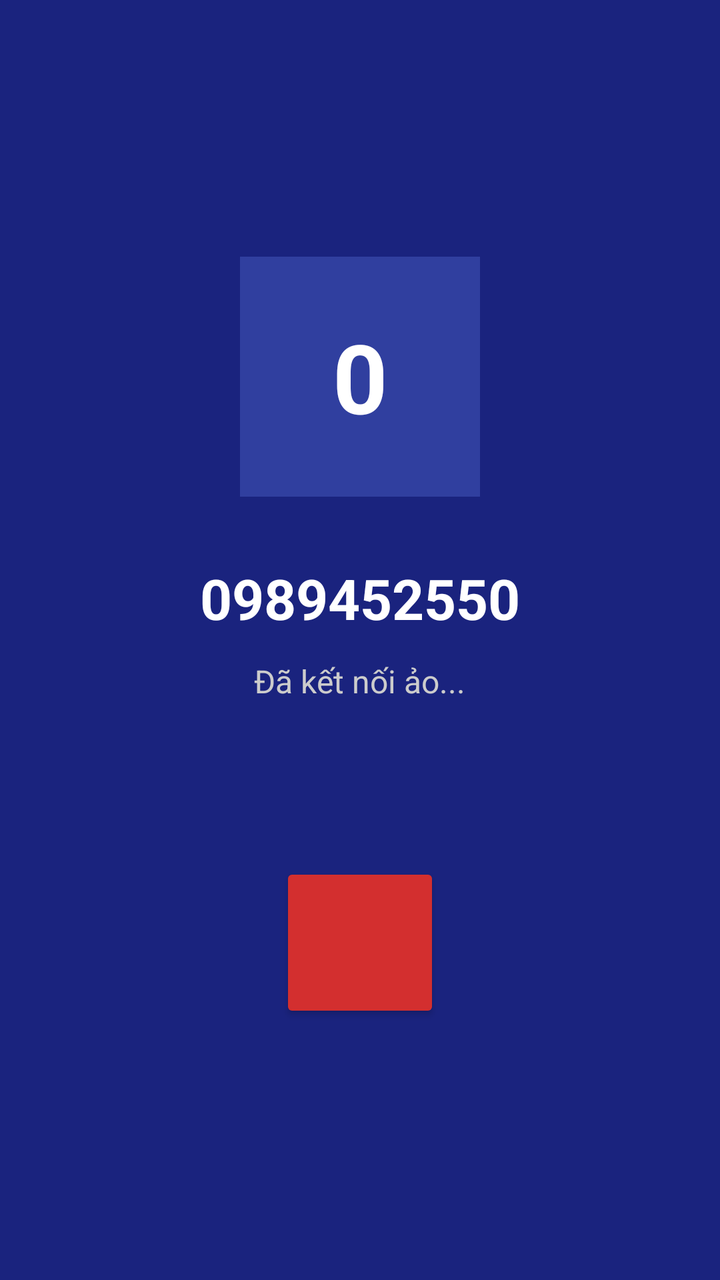
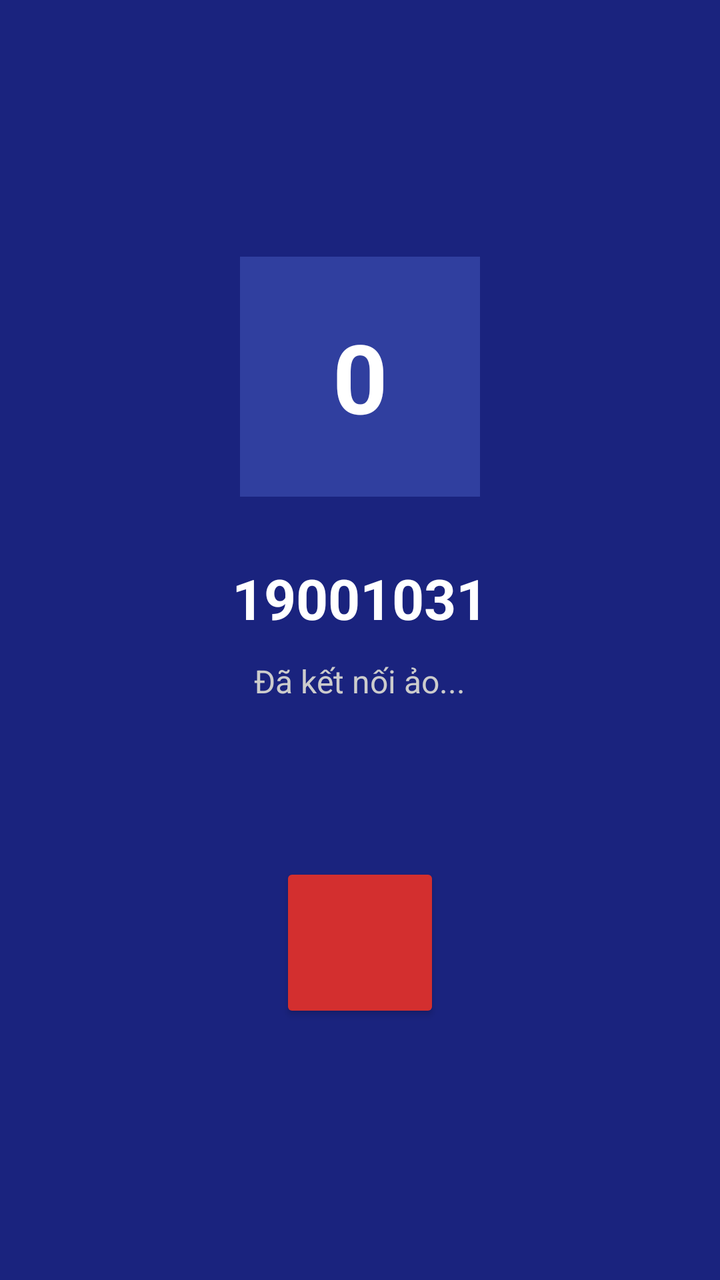

Screens rendered from an Android XML layout before and after an edit, with the pre-edit source and the edit as a unified diff.
<!-- AndroidManifest.xml: application theme Theme.AppCompat.Light.NoActionBar -->
<!-- res/layout/activity_call.xml -->
<?xml version="1.0" encoding="utf-8"?>
<LinearLayout xmlns:android="http://schemas.android.com/apk/res/android"
    android:layout_width="match_parent"
    android:layout_height="match_parent"
    android:gravity="center"
    android:orientation="vertical"
    android:padding="24dp"
    android:background="#1a237e">

    
    <TextView
        android:id="@+id/txtTimer"
        android:layout_width="120dp"
        android:layout_height="120dp"
        android:gravity="center"
        android:text="0"
        android:textColor="#FFFFFF"
        android:textSize="48sp"
        android:textStyle="bold"
        android:background="#303f9f"
        android:layout_marginBottom="32dp"/>

    
    <TextView
        android:id="@+id/txtPhoneNumber"
        android:layout_width="wrap_content"
        android:layout_height="wrap_content"
        android:text="0989452550"
        android:textColor="#FFFFFF"
        android:textSize="28sp"
        android:textStyle="bold"
        android:layout_marginBottom="12dp"/>

    
    <TextView
        android:layout_width="wrap_content"
        android:layout_height="wrap_content"
        android:text="Đã kết nối ảo..."
        android:textColor="#CCCCCC"
        android:textSize="16sp"
        android:layout_marginBottom="80dp"/>

    
    <Button
        android:id="@+id/btnEndCall"
        android:layout_width="80dp"
        android:layout_height="80dp"
        android:backgroundTint="#D32F2F"
        android:insetLeft="0dp"
        android:insetTop="0dp"
        android:insetRight="0dp"
        android:insetBottom="0dp"/>

</LinearLayout>
<!-- resources referenced by this layout -->
<resources>

</resources>

<!-- the commit's change to res/layout/activity_call.xml (unified diff, before → after) -->
@@ -25,7 +25,7 @@
         android:id="@+id/txtPhoneNumber"
         android:layout_width="wrap_content"
         android:layout_height="wrap_content"
-        android:text="0989452550"
+        android:text="19001031"
         android:textColor="#FFFFFF"
         android:textSize="28sp"
         android:textStyle="bold"
